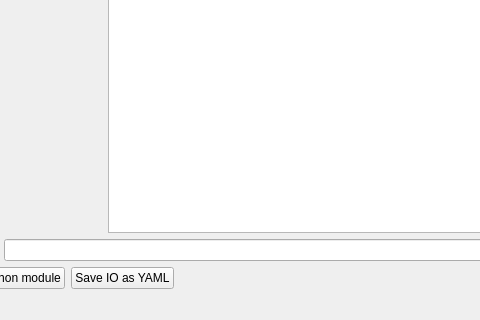
Above: ui/iogen_main.ui from DamirKh/io_ref before the change; both pictures show x 95 to 575 and y 435 to 755 of the 1114 by 755 pixel window. Below: the same form after it.
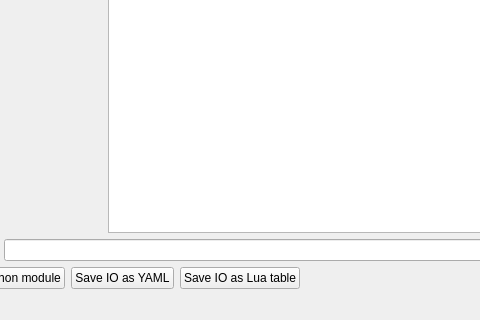
That is the form after the change.

Commit message: export to Lua table added

What changed in the file:
```diff
--- a/ui/iogen_main.ui
+++ b/ui/iogen_main.ui
@@ -241,6 +241,13 @@
         </property>
        </widget>
       </item>
+      <item>
+       <widget class="QPushButton" name="pushButton_save_Lua">
+        <property name="text">
+         <string>Save IO as Lua table</string>
+        </property>
+       </widget>
+      </item>
       <item>
        <spacer name="horizontalSpacer">
         <property name="orientation">
```
The commit also changes 3 other files.
